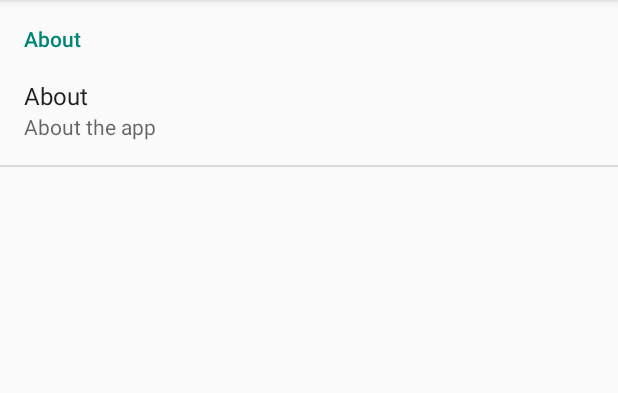
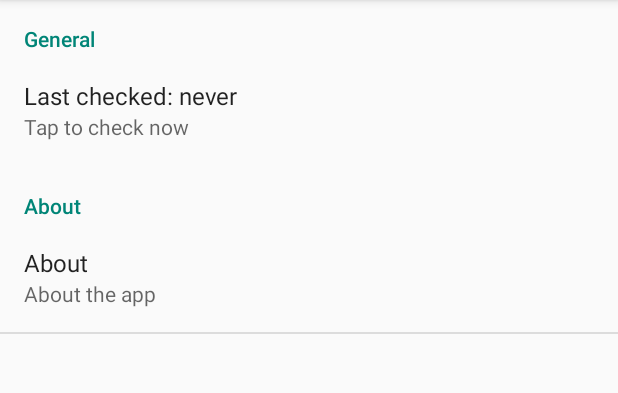
Before and after one commit to 7LPdWcaW/GrowUpdater-Android, an Android app: the ConfigureActivity screen opened directly, with no data from a screen before it, on a phone screen of 412 x 824 dp, the part 84-477 px from its top. Run offline under Robolectric (Android 15) with nearby library versions, the phone set to English and light mode, and no system bars.

Commit message:
Added last check functionaity

```diff
--- a/app/src/main/java/me/anon/grow/updater/ConfigureActivity.java
+++ b/app/src/main/java/me/anon/grow/updater/ConfigureActivity.java
@@ -1,6 +1,7 @@
 package me.anon.grow.updater;
 
 import android.app.AlertDialog;
+import android.content.Intent;
 import android.os.Bundle;
 import android.preference.Preference;
 import android.preference.PreferenceFragment;
@@ -11,6 +12,10 @@ import android.text.Html;
 import java.io.BufferedInputStream;
 import java.io.IOException;
 import java.io.InputStream;
+import java.text.DateFormat;
+import java.util.Calendar;
+import java.util.Date;
+import java.util.GregorianCalendar;
 
 /**
  * // TODO: Add class description
@@ -32,7 +37,7 @@ public class ConfigureActivity extends AppCompatActivity
 		}
 	}
 
-	public static class ConfigureFragment extends PreferenceFragment implements Preference.OnPreferenceClickListener
+	public static class ConfigureFragment extends PreferenceFragment implements Preference.OnPreferenceClickListener, CheckUpdateReceiver.CheckCallbackListener
 	{
 		private static final int REQUEST_STORAGE_PERMISSION = 0x1;
 
@@ -43,6 +48,23 @@ public class ConfigureActivity extends AppCompatActivity
 			addPreferencesFromResource(R.xml.preferences);
 
 			findPreference("about").setOnPreferenceClickListener(this);
+			findPreference("last_checked").setOnPreferenceClickListener(this);
+
+			long lastChecked = getPreferenceManager().getSharedPreferences().getLong("last_checked", 0);
+			String lastCheckedDateStr = "never";
+
+			if (lastChecked > 0)
+			{
+				DateFormat dateFormat = android.text.format.DateFormat.getDateFormat(getActivity());
+				DateFormat timeFormat = android.text.format.DateFormat.getTimeFormat(getActivity());
+
+				Date actionDate = new Date(lastChecked);
+				Calendar actionCalendar = GregorianCalendar.getInstance();
+				actionCalendar.setTime(actionDate);
+				lastCheckedDateStr = dateFormat.format(actionDate) + " " + timeFormat.format(actionDate);
+			}
+
+			findPreference("last_checked").setTitle("Last checked: " + lastCheckedDateStr);
 		}
 
 		@Override public boolean onPreferenceClick(Preference preference)
@@ -74,8 +96,25 @@ public class ConfigureActivity extends AppCompatActivity
 
 				return true;
 			}
+			else if (preference.getKey().equals("last_checked"))
+			{
+				CheckUpdateReceiver.checkCallback = this;
+				Intent broadcast = new Intent(getActivity(), CheckUpdateReceiver.class);
+				getActivity().sendBroadcast(broadcast);
+			}
 
 			return false;
 		}
+
+		@Override public void onDestroy()
+		{
+			CheckUpdateReceiver.checkCallback = null;
+			super.onDestroy();
+		}
+
+		@Override public void onUpdateChecked(boolean downloaded)
+		{
+			onCreate(null);
+		}
 	}
 }
--- a/app/src/main/res/xml/preferences.xml
+++ b/app/src/main/res/xml/preferences.xml
@@ -3,6 +3,16 @@
 <PreferenceScreen
 	xmlns:android="http://schemas.android.com/apk/res/android"
 >
+	<PreferenceCategory
+		android:title="General"
+	>
+		<Preference
+			android:key="last_checked"
+			android:title="Last checked"
+			android:summary="Tap to check now"
+		/>
+	</PreferenceCategory>
+
 	<PreferenceCategory
 		android:title="About"
 	>
```
Also changed, not shown: app/src/main/java/me/anon/grow/updater/CheckUpdateReceiver.java (+12 -0 lines).
